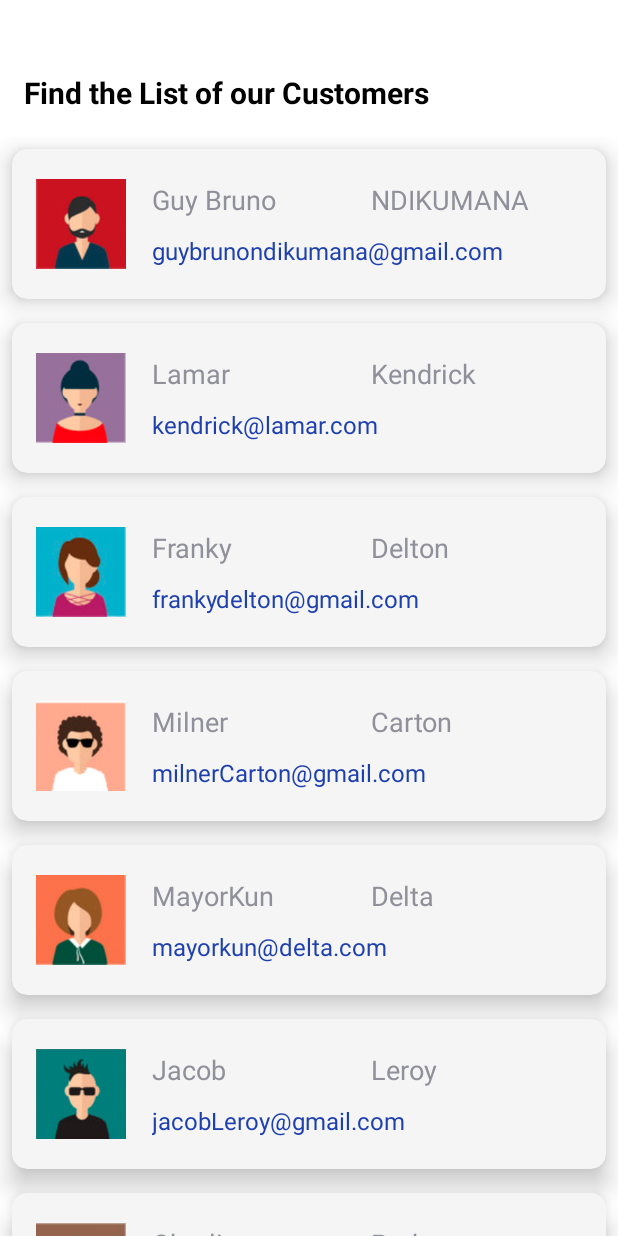
After one commit to brunoguyy12/Login_Signup-Android, an Android app: the home screen opened directly, with no data from a screen before it, on a phone screen of 412 x 824 dp. The commit adds this screen. Run offline under Robolectric (Android 15) with nearby library versions, the phone set to English and light mode, and no system bars.

Commit message:
Added A Recycler View after Login

```diff
--- a/app/build.gradle
+++ b/app/build.gradle
@@ -30,6 +30,9 @@ android {
 
 dependencies {
 
+    implementation 'com.google.android.material:material:1.12.0'
+    implementation "androidx.cardview:cardview:1.0.0"
+    implementation "androidx.recyclerview:recyclerview:1.3.2"
     implementation libs.appcompat
     implementation libs.material
     implementation libs.activity
--- a/app/src/main/AndroidManifest.xml
+++ b/app/src/main/AndroidManifest.xml
@@ -12,6 +12,9 @@
         android:supportsRtl="true"
         android:theme="@style/Theme.Login_Signup"
         tools:targetApi="31">
+        <activity
+            android:name=".home"
+            android:exported="false" />
         <activity
             android:name=".Signup"
             android:exported="false" />
--- a/app/src/main/java/com/example/login_signup/Login.java
+++ b/app/src/main/java/com/example/login_signup/Login.java
@@ -38,7 +38,8 @@ public class Login extends AppCompatActivity {
                 tst.show();
             }
             else{
-                Intent res = new Intent(getApplicationContext(), MainActivity.class);
+                Toast.makeText(this, "Logged In Successfully!", Toast.LENGTH_LONG).show();
+                Intent res = new Intent(getApplicationContext(), home.class);
                 startActivity(res);
             }
         });
--- /dev/null
+++ b/app/src/main/java/com/example/login_signup/RecyclerViewAdapter.java
@@ -0,0 +1,41 @@
+package com.example.login_signup;
+
+import android.content.Context;
+import android.view.LayoutInflater;
+import android.view.View;
+import android.view.ViewGroup;
+import android.widget.TextView;
+import androidx.annotation.NonNull;
+import androidx.recyclerview.widget.RecyclerView;
+import java.util.List;
+
+public class RecyclerViewAdapter extends RecyclerView.Adapter<ViewHolder> {
+
+    Context context;
+    List<itemModel> items;
+
+    public RecyclerViewAdapter(Context context, List<itemModel> items) {
+        this.context = context;
+        this.items = items;
+    }
+
+
+    @NonNull
+    @Override
+    public ViewHolder onCreateViewHolder(@NonNull ViewGroup parent, int viewType) {
+        return new ViewHolder(LayoutInflater.from(context).inflate(R.layout.item_view, parent, false));
+    }
+
+    @Override
+    public void onBindViewHolder(@NonNull ViewHolder holder, int position) {
+        holder.firstName.setText(items.get(position).getFirstName());
+        holder.lastName.setText(items.get(position).getLastName());
+        holder.email.setText(items.get(position).getEmail());
+        holder.imageView.setImageResource(items.get(position).getImageId());
+    }
+
+    @Override
+    public int getItemCount() {
+        return items.size();
+    }
+}
--- a/app/src/main/java/com/example/login_signup/Signup.java
+++ b/app/src/main/java/com/example/login_signup/Signup.java
@@ -40,7 +40,8 @@ public class Signup extends AppCompatActivity {
             }
             else{
                 if(confirm.getText().toString().equals(password.getText().toString())) {
-                    Intent res = new Intent(getApplicationContext(), MainActivity.class);
+                    Toast.makeText(this, "Signed up successfully!", Toast.LENGTH_LONG).show();
+                    Intent res = new Intent(getApplicationContext(), home.class);
                     startActivity(res);
                 }
                 else{
--- /dev/null
+++ b/app/src/main/java/com/example/login_signup/ViewHolder.java
@@ -0,0 +1,21 @@
+package com.example.login_signup;
+
+import android.view.View;
+import android.widget.ImageView;
+import android.widget.TextView;
+
+import androidx.recyclerview.widget.RecyclerView;
+
+public class ViewHolder extends RecyclerView.ViewHolder {
+
+    ImageView imageView ;
+    TextView firstName, lastName, email;
+
+    public ViewHolder(View itemView) {
+        super(itemView);
+        imageView = itemView.findViewById(R.id.imgContainer);
+        firstName = itemView.findViewById(R.id.firstName);
+        lastName = itemView.findViewById(R.id.lastName);
+        email = itemView.findViewById(R.id.email);
+    }
+}
--- /dev/null
+++ b/app/src/main/java/com/example/login_signup/home.java
@@ -0,0 +1,43 @@
+package com.example.login_signup;
+
+import android.os.Bundle;
+
+import androidx.activity.EdgeToEdge;
+import androidx.appcompat.app.AppCompatActivity;
+import androidx.recyclerview.widget.LinearLayoutManager;
+import androidx.recyclerview.widget.RecyclerView;
+
+import java.util.ArrayList;
+import java.util.List;
+
+public class home extends AppCompatActivity {
+
+    @Override
+    protected void onCreate(Bundle savedInstanceState) {
+        super.onCreate(savedInstanceState);
+        EdgeToEdge.enable(this);
+        setContentView(R.layout.activity_home);
+
+        RecyclerView recyclerView = findViewById(R.id.recyclerView);
+        List<itemModel> items = new ArrayList<itemModel>();
+        items.add(new itemModel("Guy Bruno", "NDIKUMANA", "guybrunondikumana@gmail.com", R.drawable.a));
+        items.add(new itemModel("Lamar", "Kendrick", "kendrick@lamar.com", R.drawable.b));
+        items.add(new itemModel("Franky", "Delton", "frankydelton@gmail.com", R.drawable.c));
+        items.add(new itemModel("Milner", "Carton", "milnerCarton@gmail.com", R.drawable.d));
+        items.add(new itemModel("MayorKun", "Delta", "mayorkun@delta.com", R.drawable.e));
+        items.add(new itemModel("Jacob", "Leroy", "jacobLeroy@gmail.com", R.drawable.f));
+        items.add(new itemModel("Charlie", "Puth", "charlieputh@gmail.com", R.drawable.g));
+        items.add(new itemModel("Halmington", "Delta", "halmington@dc.com", R.drawable.h));
+        items.add(new itemModel("Guy Bruno", "NDIKUMANA", "guybrunondikumana@gmail.com", R.drawable.a));
+        items.add(new itemModel("Lamar", "Kendrick", "kendrick@lamar.com", R.drawable.b));
+        items.add(new itemModel("Franky", "Delton", "frankydelton@gmail.com", R.drawable.c));
+        items.add(new itemModel("Milner", "Carton", "milnerCarton@gmail.com", R.drawable.d));
+        items.add(new itemModel("MayorKun", "Delta", "mayorkun@delta.com", R.drawable.e));
+        items.add(new itemModel("Jacob", "Leroy", "jacobLeroy@gmail.com", R.drawable.f));
+        items.add(new itemModel("Charlie", "Puth", "charlieputh@gmail.com", R.drawable.g));
+        items.add(new itemModel("Halmington", "Delta", "halmington@dc.com", R.drawable.h));
+
+        recyclerView.setLayoutManager(new LinearLayoutManager(this));
+        recyclerView.setAdapter(new RecyclerViewAdapter(getApplicationContext(), items));
+    }
+}
--- /dev/null
+++ b/app/src/main/java/com/example/login_signup/itemModel.java
@@ -0,0 +1,47 @@
+package com.example.login_signup;
+
+public class itemModel {
+    String firstName;
+    String lastName;
+    String email;
+    int imageId;
+
+    public itemModel(String firstName, String lastName, String email, int imageId) {
+        this.firstName = firstName;
+        this.lastName = lastName;
+        this.email = email;
+        this.imageId = imageId;
+    }
+
+    public String getLastName() {
+        return lastName;
+    }
+
+    public void setLastName(String lastName) {
+        this.lastName = lastName;
+    }
+
+    public String getFirstName() {
+        return firstName;
+    }
+
+    public void setFirstName(String firstName) {
+        this.firstName = firstName;
+    }
+
+    public String getEmail() {
+        return email;
+    }
+
+    public void setEmail(String email) {
+        this.email = email;
+    }
+
+    public int getImageId() {
+        return imageId;
+    }
+
+    public void setImageId(int imageId) {
+        this.imageId = imageId;
+    }
+}
--- /dev/null
+++ b/app/src/main/res/layout/activity_home.xml
@@ -0,0 +1,30 @@
+<?xml version="1.0" encoding="utf-8"?>
+<RelativeLayout xmlns:android="http://schemas.android.com/apk/res/android"
+    xmlns:app="http://schemas.android.com/apk/res-auto"
+    xmlns:tools="http://schemas.android.com/tools"
+    android:id="@+id/main"
+    android:background="@color/white"
+    android:layout_width="match_parent"
+    android:layout_height="match_parent"
+
+    tools:context=".home">
+  <TextView
+      android:id="@+id/listIntro"
+      android:layout_width="match_parent"
+      android:layout_height="wrap_content"
+      android:padding="16dp"
+      android:text="Find the List of our Customers"
+      android:textColor="@color/black"
+      android:textSize="20sp"
+      android:textStyle="bold"
+      android:layout_marginTop="32dp"
+    />
+
+  <androidx.recyclerview.widget.RecyclerView
+      android:id="@+id/recyclerView"
+      android:layout_below="@id/listIntro"
+      android:layout_width="match_parent"
+      android:layout_height="match_parent"
+      />
+
+</RelativeLayout>
--- a/app/src/main/res/layout/activity_signup.xml
+++ b/app/src/main/res/layout/activity_signup.xml
@@ -108,7 +108,7 @@
             android:ems="10"
             android:hint="Enter your Password"
             android:textColorHint="@color/neutral_500"
-            android:inputType="text"
+            android:inputType="textPassword"
             android:padding="12dp"
             android:textColor="@color/neutral_500"
             android:textSize="18sp" />
--- /dev/null
+++ b/app/src/main/res/layout/item_view.xml
@@ -0,0 +1,62 @@
+<?xml version="1.0" encoding="utf-8"?>
+<androidx.cardview.widget.CardView xmlns:android="http://schemas.android.com/apk/res/android"
+    android:layout_width="match_parent"
+    android:layout_height="wrap_content"
+    xmlns:app="http://schemas.android.com/apk/res-auto"
+    app:cardElevation="10dp"
+    app:cardBackgroundColor="@color/neutral_100"
+    app:cardMaxElevation="@dimen/cardview_compat_inset_shadow"
+    app:cardCornerRadius="10dp"
+    android:layout_margin="8dp">
+ <LinearLayout
+     android:layout_width="match_parent"
+     android:layout_height="wrap_content"
+     android:padding="16dp"
+     android:gravity="center_vertical"
+     android:orientation="horizontal">
+  <ImageView
+      android:id="@+id/imgContainer"
+      android:layout_width="60dp"
+      android:layout_height="60dp"
+      android:layout_marginEnd="12dp"
+      />
+  <LinearLayout
+      android:layout_width="match_parent"
+      android:orientation="vertical"
+      android:layout_height="wrap_content">
+   <LinearLayout
+       android:orientation="horizontal"
+       android:layout_width="match_parent"
+       android:layout_height="wrap_content"
+
+       android:weightSum="2">
+    <TextView
+        android:id="@+id/firstName"
+        android:layout_width="0dp"
+        android:layout_weight="1"
+        android:text="First Name"
+        android:padding="5dp"
+        android:textSize="18sp"
+        android:layout_height="wrap_content"/>
+    <TextView
+        android:id="@+id/lastName"
+        android:layout_width="0dp"
+        android:layout_weight="1"
+        android:text="Last Name"
+        android:padding="5dp"
+        android:textSize="18sp"
+        android:layout_height="wrap_content"/>
+   </LinearLayout>
+   <TextView
+       android:id="@+id/email"
+       android:layout_width="match_parent"
+       android:layout_height="wrap_content"
+       android:padding="5dp"
+       android:text="email@domain.com"
+       android:textSize="16sp"
+       android:textColor="@color/blue_800"
+       />
+  </LinearLayout>
+ </LinearLayout>
+
+</androidx.cardview.widget.CardView>
```
Also changed, not shown: app/src/main/res/drawable/a.png (added), app/src/main/res/drawable/b.png (added), app/src/main/res/drawable/c.png (added), app/src/main/res/drawable/d.png (added), app/src/main/res/drawable/e.png (added), app/src/main/res/drawable/f.png (added), app/src/main/res/drawable/g.png (added), app/src/main/res/drawable/h.png (added).
